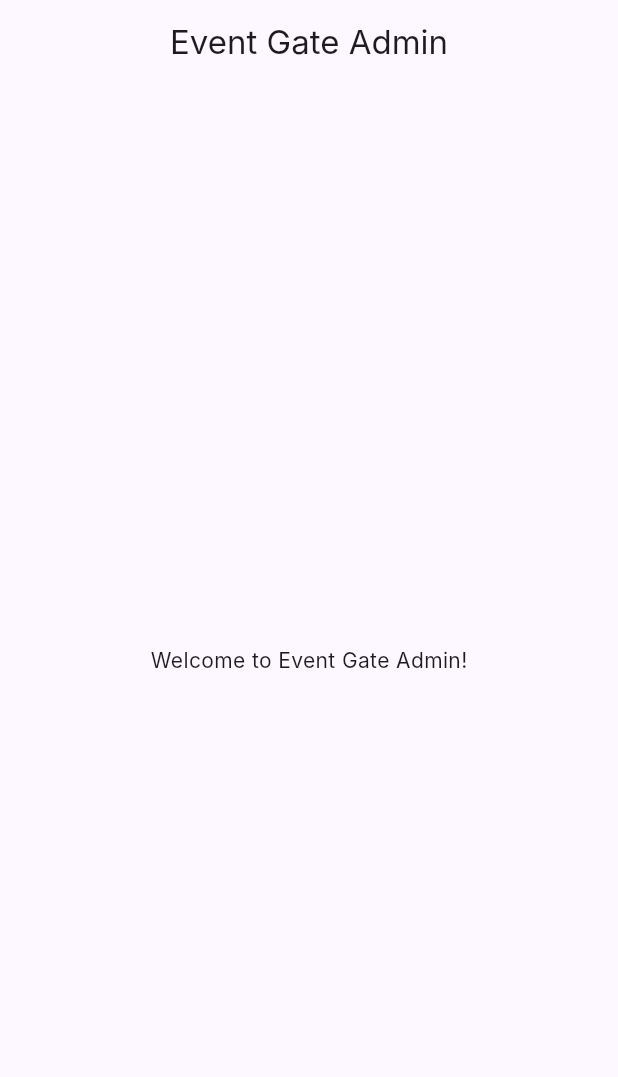
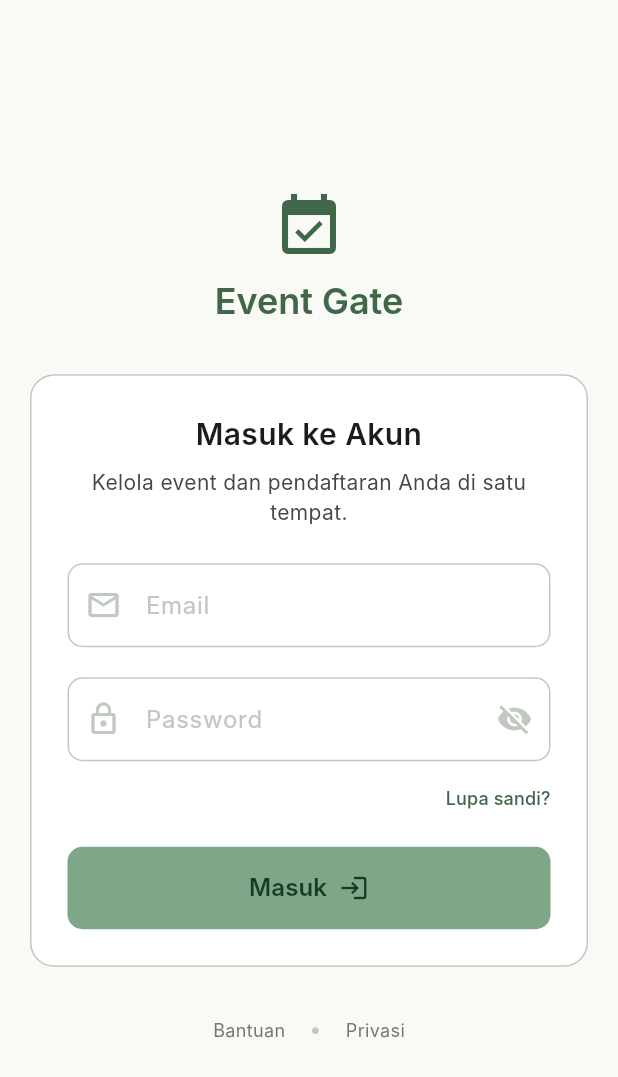
Before and after one commit to mhhanif-21/Ticket-In, a Flutter app: the screen it shows after launch, on a phone screen of 412 x 824 dp. Shown: the top 1077 px of the screen. Run offline on Flutter 3.47's test engine with Material 3 defaults, Android fonts, the phone set to English and light mode, and no system bars; our stand-ins replace flutter_riverpod, flutter_secure_storage, go_router; Roboto replaces fonts that are missing (Inter).

Commit message:
feat(mobile): implement admin login screen with secure storage

```diff
--- a/mobile/lib/main.dart
+++ b/mobile/lib/main.dart
@@ -3,6 +3,7 @@ import 'package:flutter_riverpod/flutter_riverpod.dart';
 import 'package:go_router/go_router.dart';
 import 'screens/home_screen.dart';
 import 'theme/app_theme.dart';
+import 'screens/login_screen.dart';
 
 void main() {
   runApp(
@@ -13,10 +14,14 @@ void main() {
 }
 
 final _router = GoRouter(
-  initialLocation: '/',
+  initialLocation: '/login',
   routes: [
     GoRoute(
-      path: '/',
+      path: '/login',
+      builder: (context, state) => const LoginScreen(),
+    ),
+    GoRoute(
+      path: '/home',
       builder: (context, state) => const HomeScreen(),
     ),
   ],
--- /dev/null
+++ b/mobile/lib/screens/login_screen.dart
@@ -0,0 +1,296 @@
+import 'dart:convert';
+import 'package:flutter/material.dart';
+import 'package:flutter_secure_storage/flutter_secure_storage.dart';
+import 'package:go_router/go_router.dart';
+import '../services/api_client.dart';
+
+class LoginScreen extends StatefulWidget {
+  const LoginScreen({super.key});
+
+  @override
+  State<LoginScreen> createState() => _LoginScreenState();
+}
+
+class _LoginScreenState extends State<LoginScreen> {
+  final _emailController = TextEditingController();
+  final _passwordController = TextEditingController();
+  final _apiClient = ApiClient();
+  final _storage = const FlutterSecureStorage();
+
+  bool _isLoading = false;
+  bool _obscurePassword = true;
+
+  @override
+  void dispose() {
+    _emailController.dispose();
+    _passwordController.dispose();
+    super.dispose();
+  }
+
+  Future<void> _handleLogin() async {
+    final email = _emailController.text.trim();
+    final password = _passwordController.text.trim();
+
+    if (email.isEmpty || password.isEmpty) {
+      ScaffoldMessenger.of(context).showSnackBar(
+        const SnackBar(content: Text('Email dan Password tidak boleh kosong')),
+      );
+      return;
+    }
+
+    setState(() {
+      _isLoading = true;
+    });
+
+    try {
+      final response = await _apiClient.post('/v1/auth/admin/login', {
+        'email': email,
+        'password': password,
+      });
+
+      if (response.statusCode == 200) {
+        final body = jsonDecode(response.body);
+        final token = body['data']['access_token'];
+
+        await _storage.write(key: 'auth_token', value: token);
+
+        if (mounted) {
+          context.go('/home'); // Navigasi ke placeholder
+        }
+      } else {
+        final body = jsonDecode(response.body);
+        final errorMessage = body['message'] ?? 'Login gagal';
+        if (mounted) {
+          ScaffoldMessenger.of(context).showSnackBar(
+            SnackBar(content: Text(errorMessage)),
+          );
+        }
+      }
+    } catch (e) {
+      if (mounted) {
+        ScaffoldMessenger.of(context).showSnackBar(
+          SnackBar(content: Text('Terjadi kesalahan koneksi: $e')),
+        );
+      }
+    } finally {
+      if (mounted) {
+        setState(() {
+          _isLoading = false;
+        });
+      }
+    }
+  }
+
+  @override
+  Widget build(BuildContext context) {
+    const primaryColor = Color(0xFF41674B);
+    const surfaceColor = Color(0xFFF9FAF5);
+    const surfaceContainerLowestColor = Color(0xFFFFFFFF);
+    const outlineVariantColor = Color(0xFFC1C8C0);
+    const onSurfaceColor = Color(0xFF1A1C1A);
+    const onSurfaceVariantColor = Color(0xFF424842);
+    const primaryContainerColor = Color(0xFF7EA687);
+    const onPrimaryContainerColor = Color(0xFF163B24);
+
+    return Scaffold(
+      backgroundColor: surfaceColor,
+      body: SafeArea(
+        child: Center(
+          child: SingleChildScrollView(
+            padding: const EdgeInsets.all(20.0),
+            child: ConstrainedBox(
+              constraints: const BoxConstraints(maxWidth: 400),
+              child: Column(
+                mainAxisAlignment: MainAxisAlignment.center,
+                crossAxisAlignment: CrossAxisAlignment.center,
+                children: [
+                  // Brand Header
+                  const Icon(
+                    Icons.event_available,
+                    size: 48,
+                    color: primaryColor,
+                  ),
+                  const SizedBox(height: 8),
+                  const Text(
+                    'Event Gate',
+                    style: TextStyle(
+                      fontSize: 24,
+                      fontWeight: FontWeight.w600,
+                      color: primaryColor,
+                      letterSpacing: -0.02,
+                    ),
+                  ),
+                  const SizedBox(height: 32),
+
+                  // Login Card
+                  Container(
+                    decoration: BoxDecoration(
+                      color: surfaceContainerLowestColor,
+                      border: Border.all(color: outlineVariantColor),
+                      borderRadius: BorderRadius.circular(16),
+                    ),
+                    padding: const EdgeInsets.all(24.0),
+                    child: Column(
+                      crossAxisAlignment: CrossAxisAlignment.stretch,
+                      children: [
+                        // Welcome Text
+                        const Text(
+                          'Masuk ke Akun',
+                          textAlign: TextAlign.center,
+                          style: TextStyle(
+                            fontSize: 20,
+                            fontWeight: FontWeight.w600,
+                            color: onSurfaceColor,
+                          ),
+                        ),
+                        const SizedBox(height: 8),
+                        const Text(
+                          'Kelola event dan pendaftaran Anda di satu tempat.',
+                          textAlign: TextAlign.center,
+                          style: TextStyle(
+                            fontSize: 14,
+                            color: onSurfaceVariantColor,
+                          ),
+                        ),
+                        const SizedBox(height: 24),
+
+                        // Email Input
+                        TextField(
+                          controller: _emailController,
+                          keyboardType: TextInputType.emailAddress,
+                          decoration: InputDecoration(
+                            prefixIcon: const Icon(Icons.mail_outline, color: outlineVariantColor),
+                            hintText: 'Email',
+                            hintStyle: const TextStyle(color: outlineVariantColor),
+                            filled: true,
+                            fillColor: surfaceContainerLowestColor,
+                            contentPadding: const EdgeInsets.symmetric(vertical: 16),
+                            enabledBorder: OutlineInputBorder(
+                              borderRadius: BorderRadius.circular(10),
+                              borderSide: const BorderSide(color: outlineVariantColor),
+                            ),
+                            focusedBorder: OutlineInputBorder(
+                              borderRadius: BorderRadius.circular(10),
+                              borderSide: const BorderSide(color: primaryColor),
+                            ),
+                          ),
+                        ),
+                        const SizedBox(height: 20),
+
+                        // Password Input
+                        TextField(
+                          controller: _passwordController,
+                          obscureText: _obscurePassword,
+                          decoration: InputDecoration(
+                            prefixIcon: const Icon(Icons.lock_outline, color: outlineVariantColor),
+                            suffixIcon: IconButton(
+                              icon: Icon(
+                                _obscurePassword ? Icons.visibility_off : Icons.visibility,
+                                color: outlineVariantColor,
+                              ),
+                              onPressed: () {
+                                setState(() {
+                                  _obscurePassword = !_obscurePassword;
+                                });
+                              },
+                            ),
+                            hintText: 'Password',
+                            hintStyle: const TextStyle(color: outlineVariantColor),
+                            filled: true,
+                            fillColor: surfaceContainerLowestColor,
+                            contentPadding: const EdgeInsets.symmetric(vertical: 16),
+                            enabledBorder: OutlineInputBorder(
+                              borderRadius: BorderRadius.circular(10),
+                              borderSide: const BorderSide(color: outlineVariantColor),
+                            ),
+                            focusedBorder: OutlineInputBorder(
+                              borderRadius: BorderRadius.circular(10),
+                              borderSide: const BorderSide(color: primaryColor),
+                            ),
+                          ),
+                        ),
+                        const SizedBox(height: 16),
+
+                        // Forgot Password Link
+                        Align(
+                          alignment: Alignment.centerRight,
+                          child: TextButton(
+                            onPressed: () {},
+                            style: TextButton.styleFrom(
+                              padding: EdgeInsets.zero,
+                              minimumSize: Size.zero,
+                              tapTargetSize: MaterialTapTargetSize.shrinkWrap,
+                            ),
+                            child: const Text(
+                              'Lupa sandi?',
+                              style: TextStyle(
+                                fontSize: 12,
+                                fontWeight: FontWeight.w500,
+                                color: primaryColor,
+                              ),
+                            ),
+                          ),
+                        ),
+                        const SizedBox(height: 24),
+
+                        // Submit Button
+                        ElevatedButton(
+                          onPressed: _isLoading ? null : _handleLogin,
+                          style: ElevatedButton.styleFrom(
+                            backgroundColor: primaryContainerColor,
+                            foregroundColor: onPrimaryContainerColor,
+                            padding: const EdgeInsets.symmetric(vertical: 16),
+                            shape: RoundedRectangleBorder(
+                              borderRadius: BorderRadius.circular(10),
+                            ),
+                            elevation: 0,
+                          ),
+                          child: _isLoading
+                              ? const SizedBox(
+                                  height: 20,
+                                  width: 20,
+                                  child: CircularProgressIndicator(
+                                    strokeWidth: 2,
+                                    color: onPrimaryContainerColor,
+                                  ),
+                                )
+                              : const Row(
+                                  mainAxisAlignment: MainAxisAlignment.center,
+                                  children: [
+                                    Text(
+                                      'Masuk',
+                                      style: TextStyle(
+                                        fontSize: 16,
+                                        fontWeight: FontWeight.w600,
+                                      ),
+                                    ),
+                                    SizedBox(width: 8),
+                                    Icon(Icons.login, size: 20),
+                                  ],
+                                ),
+                        ),
+                      ],
+                    ),
+                  ),
+
+                  // Footer Links
+                  const SizedBox(height: 32),
+                  const Row(
+                    mainAxisAlignment: MainAxisAlignment.center,
+                    children: [
+                      Text('Bantuan', style: TextStyle(fontSize: 12, color: Color(0xFF727971))),
+                      SizedBox(width: 16),
+                      Text('•', style: TextStyle(color: outlineVariantColor)),
+                      SizedBox(width: 16),
+                      Text('Privasi', style: TextStyle(fontSize: 12, color: Color(0xFF727971))),
+                    ],
+                  ),
+                ],
+              ),
+            ),
+          ),
+        ),
+      ),
+    );
+  }
+}
--- a/mobile/lib/services/api_client.dart
+++ b/mobile/lib/services/api_client.dart
@@ -1,15 +1,15 @@
 import 'dart:convert';
 import 'package:http/http.dart' as http;
-import 'package:shared_preferences/shared_preferences.dart';
+import 'package:flutter_secure_storage/flutter_secure_storage.dart';
 
 class ApiClient {
   // Gunakan IP 10.0.2.2 untuk mengakses localhost host dari Android Emulator
   // Atau localhost jika di Web/iOS Simulator.
   static const String baseUrl = 'http://10.0.2.2:3000/api';
+  final _storage = const FlutterSecureStorage();
 
   Future<Map<String, String>> _getHeaders() async {
-    final prefs = await SharedPreferences.getInstance();
-    final token = prefs.getString('auth_token');
+    final token = await _storage.read(key: 'auth_token');
 
     return {
       'Content-Type': 'application/json',
--- a/mobile/pubspec.yaml
+++ b/mobile/pubspec.yaml
@@ -39,6 +39,7 @@ dependencies:
   http: ^1.6.0
   go_router: ^17.3.0
   shared_preferences: ^2.5.5
+  flutter_secure_storage: ^9.2.2
 
 dev_dependencies:
   flutter_test:
```
Also changed, not shown: mobile/pubspec.lock, 5 other files.
